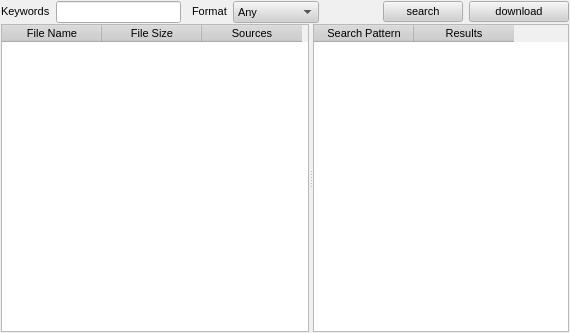
Old version of the form rs-Qt-gui/src/gui/SearchDialog.ui in the repository autoscatto/retroshare.
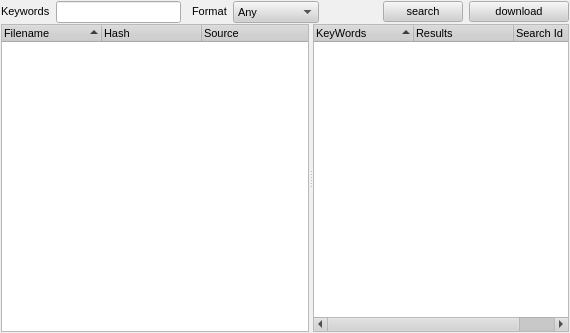
New version of the form. Icons and pictures are not drawn.

Patch:
```diff
--- a/rs-Qt-gui/src/gui/SearchDialog.ui
+++ b/rs-Qt-gui/src/gui/SearchDialog.ui
@@ -700,7 +700,7 @@
      <property name="orientation" >
       <enum>Qt::Horizontal</enum>
      </property>
-     <widget class="QTableWidget" name="searchtableWidget" >
+     <widget class="QTreeWidget" name="searchResultWidget" >
       <property name="sizePolicy" >
        <sizepolicy>
         <hsizetype>5</hsizetype>
@@ -717,21 +717,21 @@
       </property>
       <column>
        <property name="text" >
-        <string>File Name</string>
+       <string>Filename</string>
        </property>
       </column>
       <column>
        <property name="text" >
-        <string>File Size</string>
+       <string>Hash</string>
        </property>
       </column>
       <column>
        <property name="text" >
-        <string>Sources</string>
+       <string>Source</string>
        </property>
       </column>
      </widget>
-     <widget class="QTableWidget" name="searchtableWidget2" >
+     <widget class="QTreeWidget" name="searchSummaryWidget" >
       <property name="sizeIncrement" >
        <size>
         <width>0</width>
@@ -747,20 +747,22 @@
       <property name="contextMenuPolicy" >
        <enum>Qt::CustomContextMenu</enum>
       </property>
-      <property name="gridStyle" >
-       <enum>Qt::SolidLine</enum>
-      </property>
       <property name="sortingEnabled" >
        <bool>true</bool>
       </property>
       <column>
        <property name="text" >
-        <string>Search Pattern</string>
+       <string>KeyWords</string>
        </property>
       </column>
       <column>
        <property name="text" >
-        <string>Results</string>
+       <string>Results</string>
+       </property>
+      </column>
+      <column>
+       <property name="text" >
+       <string>Search Id</string>
        </property>
       </column>
      </widget>
```
